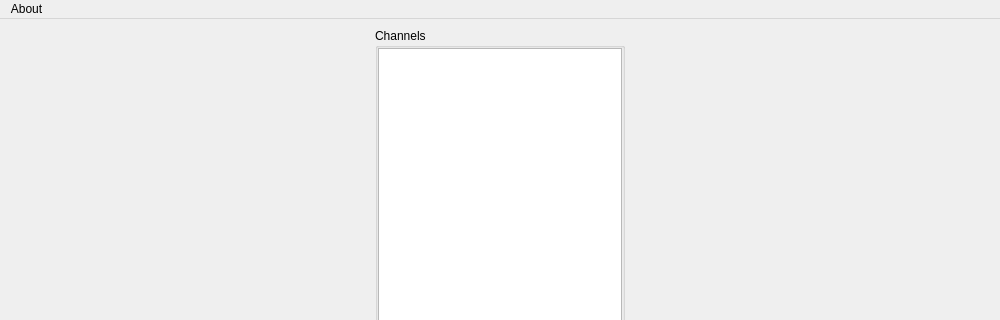
This is logger.ui in akshaybabloo/DataLogger as Qt 5 draws it before an edit; both pictures show x 0 to 1000 and y 0 to 320 of the 1000 by 600 pixel window. The edited form follows.
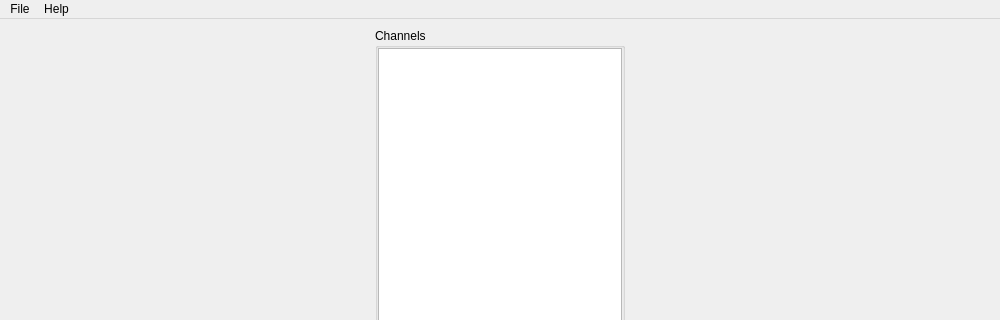
This is the edited form.

Commit message: menu rearranged

Diff of the .ui file:
```diff
--- a/logger.ui
+++ b/logger.ui
@@ -100,15 +100,22 @@
      <x>0</x>
      <y>0</y>
      <width>1000</width>
-     <height>22</height>
+     <height>20</height>
     </rect>
    </property>
    <widget class="QMenu" name="menuAbout">
     <property name="title">
-     <string>About</string>
+     <string>Help</string>
+    </property>
+    <addaction name="actionAbout_DataBlogger"/>
+   </widget>
+   <widget class="QMenu" name="menuFile">
+    <property name="title">
+     <string>File</string>
     </property>
     <addaction name="actionSettings"/>
    </widget>
+   <addaction name="menuFile"/>
    <addaction name="menuAbout"/>
   </widget>
   <widget class="QStatusBar" name="statusbar"/>
```
Left out of the diff: 15 changed lines with no effect on the pictures. The commit also changes 2 other files.
